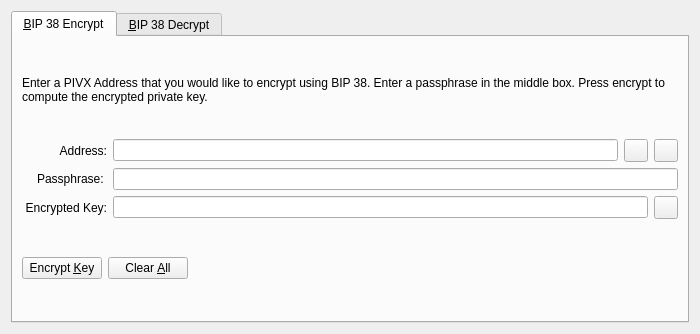
Qt form src/qt/forms/bip38tooldialog.ui (Samsufi/GAL) before a commit.
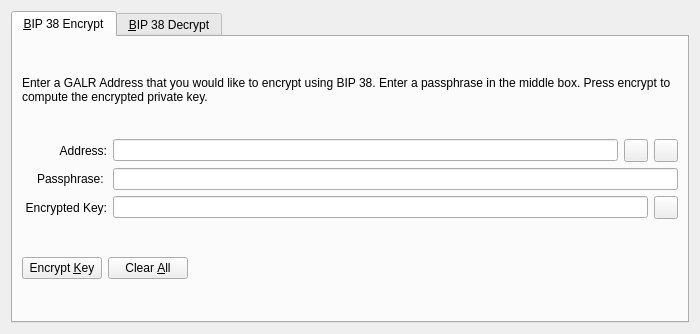
The same form after that commit. The open tabs and pages were chosen to show the change. Icons and pictures are not drawn. Custom widgets are drawn as their Qt base class.

```diff
--- a/src/qt/forms/bip38tooldialog.ui
+++ b/src/qt/forms/bip38tooldialog.ui
@@ -30,7 +30,7 @@
        <item>
         <widget class="QLabel" name="infoLabel_ENC">
          <property name="text">
-          <string>Enter a PIVX Address that you would like to encrypt using BIP 38. Enter a passphrase in the middle box. Press encrypt to compute the encrypted private key.</string>
+          <string>Enter a GALR Address that you would like to encrypt using BIP 38. Enter a passphrase in the middle box. Press encrypt to compute the encrypted private key.</string>
          </property>
          <property name="textFormat">
           <enum>Qt::PlainText</enum>
```
Left out of the diff: 22 changed lines with no effect on the pictures.
